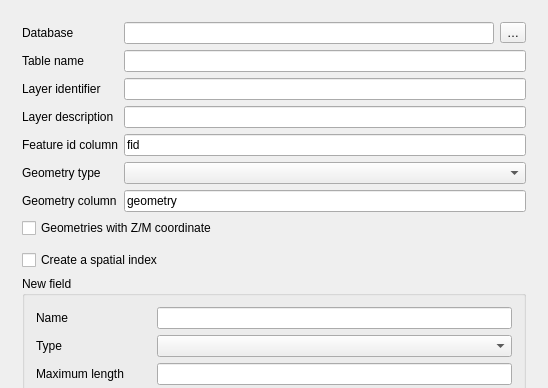
Qt form src/ui/qgsnewgeopackagelayerdialogbase.ui (carsmie/QGIS) before a commit; both pictures show x 0 to 548 and y 0 to 388 of the 548 by 686 pixel window.
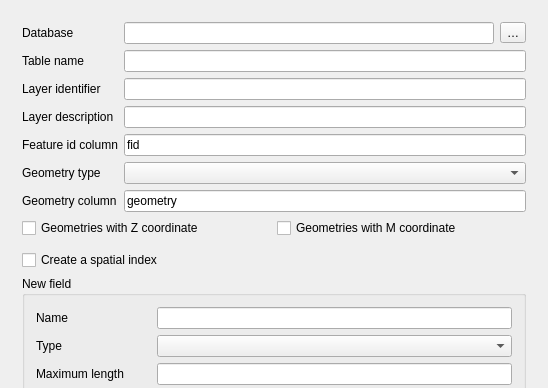
The same form after that commit. Icons and pictures are not drawn. Custom widgets are drawn as their Qt base class.

Commit message: Split Z/M checkbox into 2 checkboxes.

The edit to the form file:
```diff
--- a/src/ui/qgsnewgeopackagelayerdialogbase.ui
+++ b/src/ui/qgsnewgeopackagelayerdialogbase.ui
@@ -62,11 +62,11 @@
         <x>0</x>
         <y>0</y>
         <width>514</width>
-        <height>644</height>
+        <height>663</height>
        </rect>
       </property>
       <layout class="QGridLayout" name="gridLayout_5">
-       <item row="5" column="0">
+       <item row="8" column="0">
         <widget class="QCheckBox" name="mCheckBoxCreateSpatialIndex">
          <property name="toolTip">
           <string>Add an integer id field as the primary key for the new layer</string>
@@ -79,7 +79,7 @@
        <item row="0" column="0">
         <layout class="QHBoxLayout" name="horizontalLayout_6"/>
        </item>
-       <item row="6" column="0">
+       <item row="9" column="0">
         <widget class="QGroupBox" name="groupBox_3">
          <property name="title">
           <string>New field</string>
@@ -342,7 +342,7 @@
          </item>
         </layout>
        </item>
-       <item row="7" column="0">
+       <item row="10" column="0">
         <widget class="QGroupBox" name="groupBox_2">
          <property name="title">
           <string>Fields list</string>
@@ -421,19 +421,30 @@
          </layout>
         </widget>
        </item>
-       <item row="3" column="0">
-        <widget class="QgsProjectionSelectionWidget" name="mCrsSelector" native="true">
+       <item row="6" column="0">
+        <widget class="QgsProjectionSelectionWidget" name="mCrsSelector">
          <property name="focusPolicy">
           <enum>Qt::StrongFocus</enum>
          </property>
         </widget>
        </item>
-       <item row="2" column="0">
-        <widget class="QCheckBox" name="mGeometryWithZCheckBox">
-         <property name="text">
-          <string>Geometries with Z/M coordinate</string>
-         </property>
-        </widget>
+       <item row="3" column="0">
+        <layout class="QHBoxLayout" name="horizontalZMLayout">
+         <item>
+          <widget class="QCheckBox" name="mGeometryWithZCheckBox">
+           <property name="text">
+            <string>Geometries with Z coordinate</string>
+           </property>
+          </widget>
+         </item>
+         <item>
+          <widget class="QCheckBox" name="mGeometryWithMCheckBox">
+           <property name="text">
+            <string>Geometries with M coordinate</string>
+           </property>
+          </widget>
+         </item>
+        </layout>
        </item>
       </layout>
      </widget>
@@ -443,18 +454,18 @@
  </widget>
  <layoutdefault spacing="6" margin="11"/>
  <customwidgets>
-  <customwidget>
-   <class>QgsScrollArea</class>
-   <extends>QScrollArea</extends>
-   <header>qgsscrollarea.h</header>
-   <container>1</container>
-  </customwidget>
   <customwidget>
    <class>QgsProjectionSelectionWidget</class>
    <extends>QWidget</extends>
    <header>qgsprojectionselectionwidget.h</header>
    <container>1</container>
   </customwidget>
+  <customwidget>
+   <class>QgsScrollArea</class>
+   <extends>QScrollArea</extends>
+   <header>qgsscrollarea.h</header>
+   <container>1</container>
+  </customwidget>
  </customwidgets>
  <tabstops>
   <tabstop>scrollArea</tabstop>
```
The commit also changes 1 other file.
